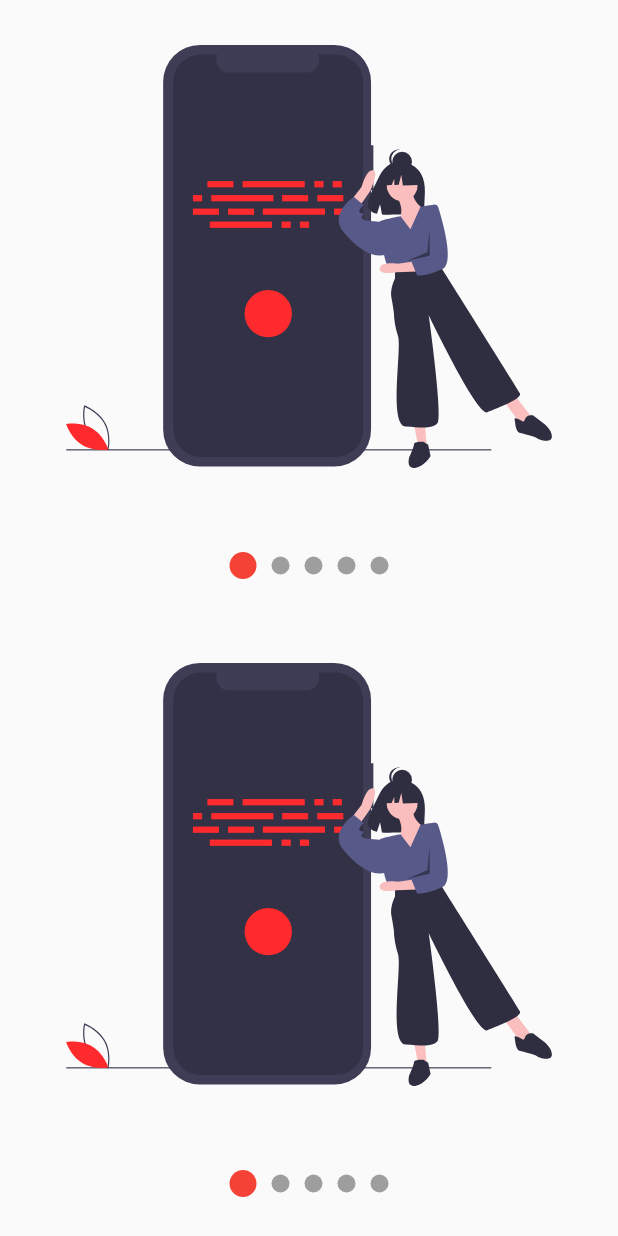
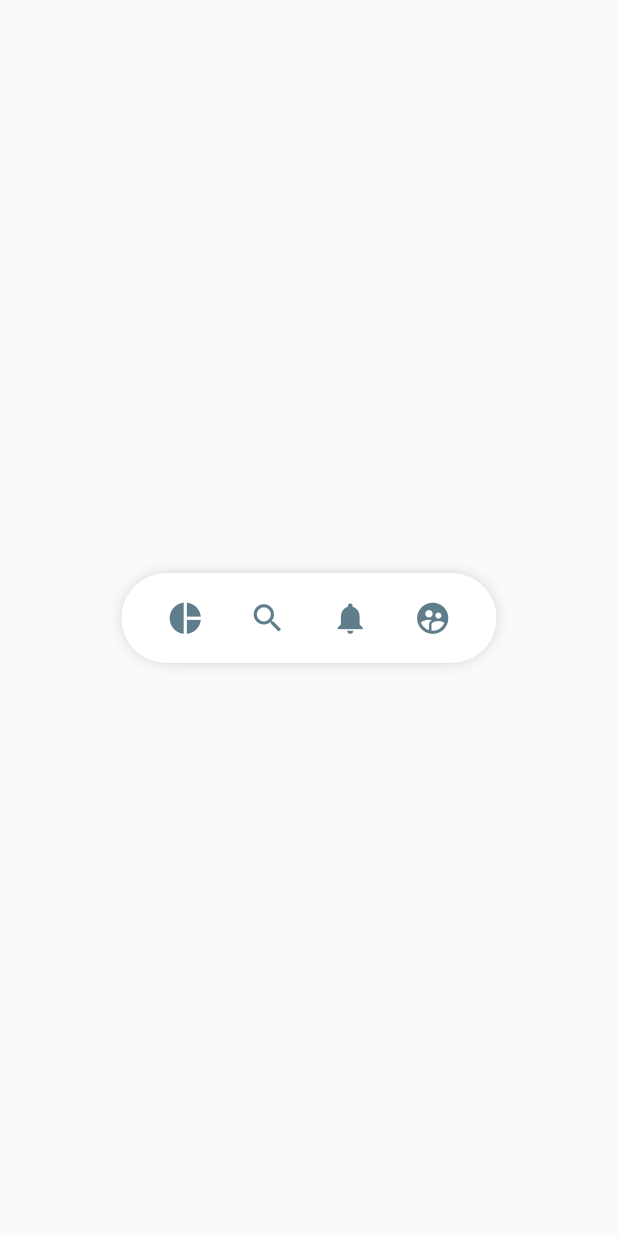
Before and after one commit to eminvrz/flutter-disenos_app, a Flutter app: the screen it shows after launch, on a phone screen of 412 x 824 dp. Run offline on Flutter 3.47's test engine with Material 2 defaults, Android fonts, the phone set to English and light mode, and no system bars; our stand-ins replace flutter_svg.

Commit message:
Inicio semi-app Pinterest

```diff
--- a/lib/main.dart
+++ b/lib/main.dart
@@ -1,4 +1,4 @@
-import 'package:disenos_app/src/pages/slideshow_page.dart';
+import 'package:disenos_app/src/pages/pinterest_page.dart';
 import 'package:flutter/material.dart';
 // import 'package:disenos_app/src/pages/graficas_circulares_page.dart';
 // import 'package:disenos_app/src/retos/cuadrado_animado.dart';
@@ -10,13 +10,12 @@ import 'package:flutter/material.dart';
 class MyApp extends StatelessWidget {
   const MyApp({super.key});
 
-
   @override
   Widget build(BuildContext context) {
     return const MaterialApp(
     debugShowCheckedModeBanner: false,
     title: 'Diseños App',
-    home: SlideshowPage()
+    home: PinterestPage()
     );
   }
 }
--- a/lib/src/labs/circular_progress_page.dart
+++ b/lib/src/labs/circular_progress_page.dart
@@ -38,7 +38,7 @@ class _CircularProgressPageState extends State<CircularProgressPage> with Single
   // ignore: must_call_super
   @override
   void dispose() {
-
+    super.dispose();
     controller.dispose();
   }
 
--- a/lib/src/pages/animaciones_pages.dart
+++ b/lib/src/pages/animaciones_pages.dart
@@ -38,7 +38,6 @@ class _CuadradoAnimadoState extends State<CuadradoAnimado> with SingleTickerProv
 
   @override
   void initState() {
-    // TODO: implement initState
 
     controller = AnimationController(vsync: this, duration: const Duration(milliseconds: 4000));
 
@@ -77,7 +76,6 @@ class _CuadradoAnimadoState extends State<CuadradoAnimado> with SingleTickerProv
 
   @override
   void dispose() {
-    // TODO: implement dispose
     controller.dispose();
     super.dispose();
   }
--- /dev/null
+++ b/lib/src/widgets/pinterest_menu.dart
@@ -0,0 +1,102 @@
+// ignore_for_file: avoid_print, avoid_unnecessary_containers
+
+import 'package:flutter/material.dart';
+
+class PinterestButton {
+  final Function() onPressed;
+  final IconData icon;
+
+  PinterestButton({
+   required this.onPressed,
+   required this.icon
+  });
+}
+
+
+class PinterestMenu extends StatelessWidget {
+
+  final List<PinterestButton> items = [
+    // ignore: avoid_print
+    PinterestButton(icon: Icons.pie_chart, onPressed: (){ print('Icon pie_chart'); }),
+    PinterestButton(icon: Icons.search, onPressed: (){ print('Icon search');}),
+    PinterestButton(icon: Icons.notifications, onPressed: (){ print('Icon notifications');}),
+    PinterestButton(icon: Icons.supervised_user_circle, onPressed: (){ print('Icon supervised_user_circle');}),
+  ];
+
+  PinterestMenu({super.key});
+
+  @override
+  Widget build(BuildContext context) {
+    return Center(
+      child: _PinterestMenuBackground(child: _MenuItems(items)),
+    );
+  }
+}
+
+// Solo para construir el menu, bordes, colores
+class _PinterestMenuBackground extends StatelessWidget {
+
+  final Widget child;
+  const _PinterestMenuBackground({ required this.child });
+
+  @override
+  Widget build(BuildContext context) {
+    return Container(
+      child: child,
+      width: 250,
+      height: 60,
+      decoration: const BoxDecoration(
+        color: Colors.white,
+        borderRadius: BorderRadius.all(Radius.circular(100 )),
+        boxShadow: <BoxShadow>[
+          BoxShadow(
+            color: Colors.black38,
+            blurRadius: 10,
+            spreadRadius: -5
+            // offset: Offset(10, 10),
+          )
+        ]
+      ),
+    );
+  }
+}
+
+// para crear los items
+class _MenuItems extends StatelessWidget {
+
+  final List<PinterestButton> menuItems;
+
+  const _MenuItems(this.menuItems);
+
+  @override
+  Widget build(BuildContext context) {
+    return Row(
+      mainAxisAlignment: MainAxisAlignment.spaceEvenly,
+      children: List.generate(menuItems.length, (i) => _PinterestMenuButton(index: i, item: menuItems[i] ))
+    );
+  }
+}
+
+// se encarga de cada uno de los botones o items
+class _PinterestMenuButton extends StatelessWidget {
+
+  final int index;
+  final PinterestButton item;
+
+  const _PinterestMenuButton({
+    required this.index,
+    required this.item
+  });
+
+  @override
+  Widget build(BuildContext context) {
+    return GestureDetector(
+      onTap: item.onPressed,
+      behavior: HitTestBehavior.translucent,
+      child: Container(
+        child: Icon(item.icon, size: 25, color: Colors.blueGrey,),
+
+      ),
+    );
+  }
+}
--- a/lib/src/widgets/slideshow.dart
+++ b/lib/src/widgets/slideshow.dart
@@ -118,6 +118,7 @@ class _Slides extends StatefulWidget {
 
   final List<Widget> slides;
 
+   // ignore: prefer_const_constructors_in_immutables
    _Slides(this.slides);
 
   @override
```
Also changed, not shown: lib/src/pages/pinterest_page.dart (added, +68 -0 lines), pubspec.yaml (+1 -6 lines), pubspec.lock.
